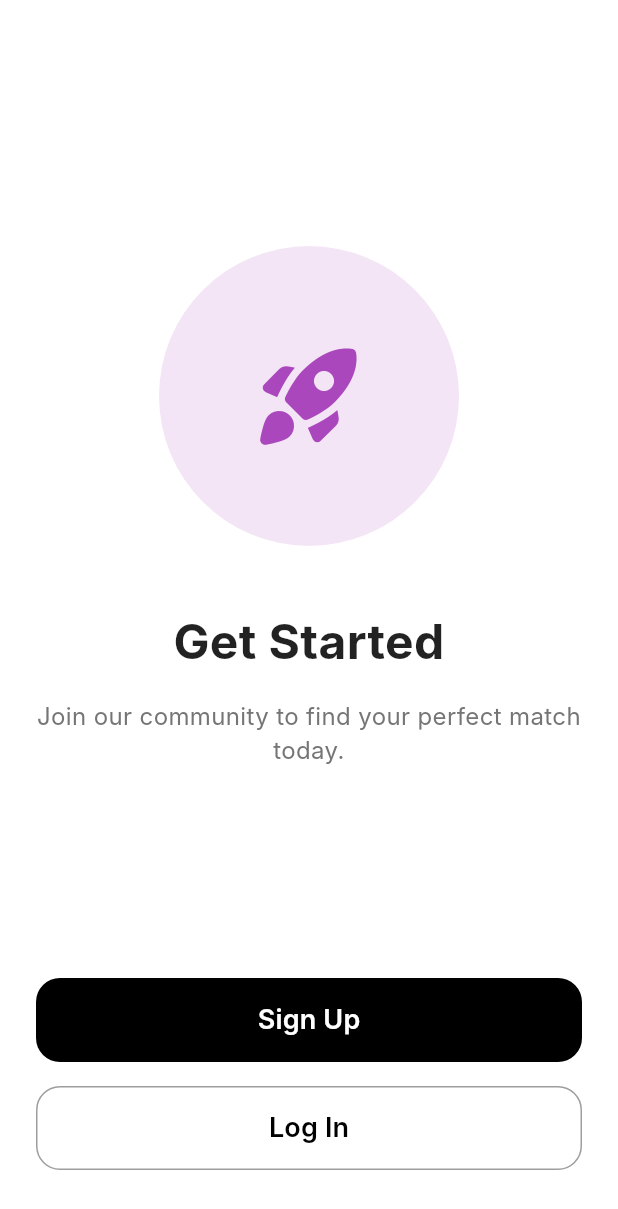
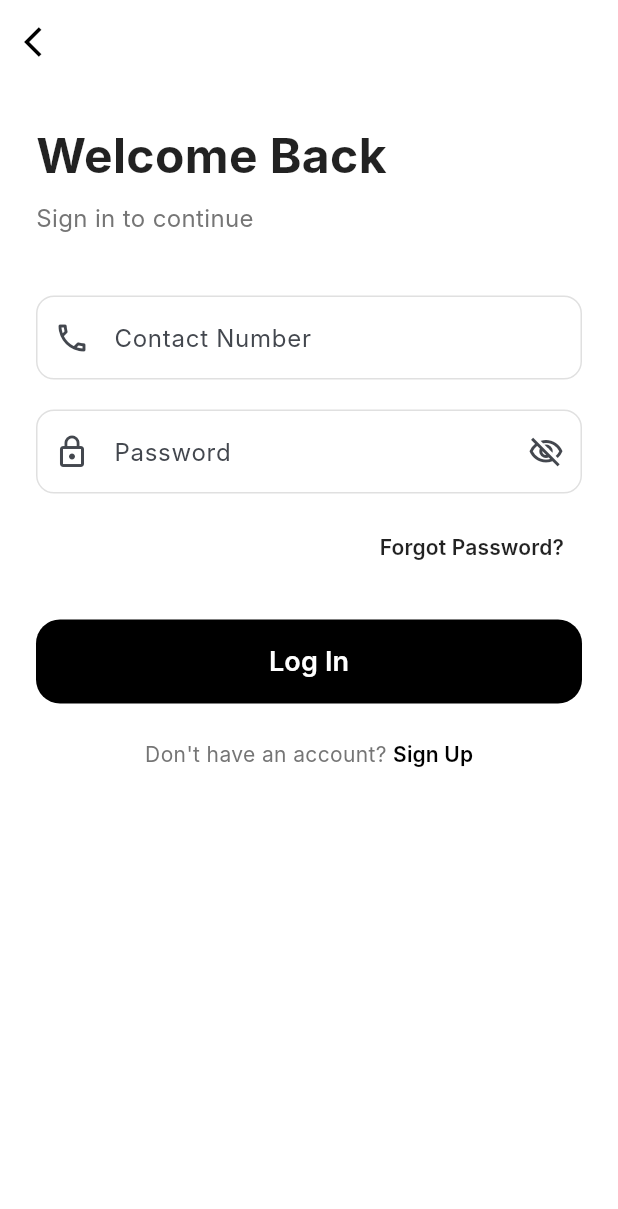
Before and after one commit to sahilraj3324/Hello-Roomie-Application, a Flutter app: the LoginSignupPage screen opened directly, after a tap on "Log In", on a phone screen of 412 x 824 dp. Shown: the top 1209 px of the screen. Run offline on Flutter 3.47's test engine with Material 3 defaults, Android fonts, the phone set to English and light mode, and no system bars; our stand-ins replace dio, flutter_secure_storage, logger; accounts and stored records are empty; Roboto replaces fonts that are missing (Inter).

Commit message:
added -login screen and home-screen

```diff
--- /dev/null
+++ b/lib/apps/Auth/login/login_screen.dart
@@ -0,0 +1,292 @@
+import 'package:flutter/material.dart';
+import '../../../apis/api_service.dart';
+import '../../../services/auth_manager.dart';
+import '../../Home/home_screen.dart';
+
+class LoginScreen extends StatefulWidget {
+  const LoginScreen({super.key});
+
+  @override
+  State<LoginScreen> createState() => _LoginScreenState();
+}
+
+class _LoginScreenState extends State<LoginScreen> {
+  final _formKey = GlobalKey<FormState>();
+  final _contactController = TextEditingController();
+  final _passwordController = TextEditingController();
+  final _apiService = ApiService();
+  final _authManager = AuthManager();
+
+  bool _isLoading = false;
+  bool _obscurePassword = true;
+
+  @override
+  void dispose() {
+    _contactController.dispose();
+    _passwordController.dispose();
+    super.dispose();
+  }
+
+  Future<void> _handleLogin() async {
+    if (!_formKey.currentState!.validate()) return;
+
+    setState(() => _isLoading = true);
+
+    try {
+      final response = await _apiService.login(
+        contactNumber: _contactController.text.trim(),
+        password: _passwordController.text,
+      );
+
+      if (response.statusCode == 200 || response.statusCode == 201) {
+        final data = response.data;
+        final token = data['token'] as String;
+        final profileId = data['profileId'] as String;
+
+        // Save token and profileId to secure storage
+        await _authManager.saveAuthData(
+          token: token,
+          profileId: profileId,
+          contactNumber: _contactController.text.trim(),
+        );
+
+        debugPrint('Login successful - profileId: $profileId');
+
+        if (mounted) {
+          ScaffoldMessenger.of(context).showSnackBar(
+            const SnackBar(
+              content: Text('Login successful!'),
+              backgroundColor: Colors.green,
+            ),
+          );
+
+          // Navigate to home screen
+          Navigator.pushAndRemoveUntil(
+            context,
+            MaterialPageRoute(builder: (context) => const HomeScreen()),
+            (route) => false,
+          );
+        }
+      }
+    } catch (e) {
+      if (mounted) {
+        ScaffoldMessenger.of(context).showSnackBar(
+          SnackBar(
+            content: Text('Login failed: ${e.toString()}'),
+            backgroundColor: Colors.red,
+          ),
+        );
+      }
+    } finally {
+      if (mounted) {
+        setState(() => _isLoading = false);
+      }
+    }
+  }
+
+  @override
+  Widget build(BuildContext context) {
+    return Scaffold(
+      backgroundColor: Colors.white,
+      appBar: AppBar(
+        backgroundColor: Colors.transparent,
+        elevation: 0,
+        leading: IconButton(
+          icon: const Icon(Icons.arrow_back_ios, color: Colors.black),
+          onPressed: () => Navigator.pop(context),
+        ),
+      ),
+      body: SafeArea(
+        child: SingleChildScrollView(
+          padding: const EdgeInsets.all(24.0),
+          child: Form(
+            key: _formKey,
+            child: Column(
+              crossAxisAlignment: CrossAxisAlignment.start,
+              children: [
+                const Text(
+                  'Welcome Back',
+                  style: TextStyle(
+                    fontSize: 32,
+                    fontWeight: FontWeight.bold,
+                    color: Colors.black87,
+                  ),
+                ),
+                const SizedBox(height: 8),
+                Text(
+                  'Sign in to continue',
+                  style: TextStyle(fontSize: 16, color: Colors.grey.shade600),
+                ),
+                const SizedBox(height: 40),
+
+                // Contact Number Field
+                TextFormField(
+                  controller: _contactController,
+                  keyboardType: TextInputType.phone,
+                  decoration: InputDecoration(
+                    labelText: 'Contact Number',
+                    hintText: 'Enter your contact number',
+                    prefixIcon: const Icon(Icons.phone_outlined),
+                    border: OutlineInputBorder(
+                      borderRadius: BorderRadius.circular(12),
+                    ),
+                    enabledBorder: OutlineInputBorder(
+                      borderRadius: BorderRadius.circular(12),
+                      borderSide: BorderSide(color: Colors.grey.shade300),
+                    ),
+                    focusedBorder: OutlineInputBorder(
+                      borderRadius: BorderRadius.circular(12),
+                      borderSide: const BorderSide(
+                        color: Colors.black,
+                        width: 2,
+                      ),
+                    ),
+                  ),
+                  validator: (value) {
+                    if (value == null || value.isEmpty) {
+                      return 'Please enter your contact number';
+                    }
+                    if (value.length < 10) {
+                      return 'Please enter a valid contact number';
+                    }
+                    return null;
+                  },
+                ),
+                const SizedBox(height: 20),
+
+                // Password Field
+                TextFormField(
+                  controller: _passwordController,
+                  obscureText: _obscurePassword,
+                  decoration: InputDecoration(
+                    labelText: 'Password',
+                    hintText: 'Enter your password',
+                    prefixIcon: const Icon(Icons.lock_outline),
+                    suffixIcon: IconButton(
+                      icon: Icon(
+                        _obscurePassword
+                            ? Icons.visibility_off_outlined
+                            : Icons.visibility_outlined,
+                      ),
+                      onPressed: () {
+                        setState(() => _obscurePassword = !_obscurePassword);
+                      },
+                    ),
+                    border: OutlineInputBorder(
+                      borderRadius: BorderRadius.circular(12),
+                    ),
+                    enabledBorder: OutlineInputBorder(
+                      borderRadius: BorderRadius.circular(12),
+                      borderSide: BorderSide(color: Colors.grey.shade300),
+                    ),
+                    focusedBorder: OutlineInputBorder(
+                      borderRadius: BorderRadius.circular(12),
+                      borderSide: const BorderSide(
+                        color: Colors.black,
+                        width: 2,
+                      ),
+                    ),
+                  ),
+                  validator: (value) {
+                    if (value == null || value.isEmpty) {
+                      return 'Please enter your password';
+                    }
+                    if (value.length < 6) {
+                      return 'Password must be at least 6 characters';
+                    }
+                    return null;
+                  },
+                ),
+                const SizedBox(height: 12),
+
+                // Forgot Password
+                Align(
+                  alignment: Alignment.centerRight,
+                  child: TextButton(
+                    onPressed: () {
+                      // TODO: Navigate to forgot password
+                    },
+                    child: const Text(
+                      'Forgot Password?',
+                      style: TextStyle(
+                        color: Colors.black87,
+                        fontWeight: FontWeight.w600,
+                      ),
+                    ),
+                  ),
+                ),
+                const SizedBox(height: 24),
+
+                // Login Button
+                SizedBox(
+                  width: double.infinity,
+                  height: 56,
+                  child: ElevatedButton(
+                    onPressed: _isLoading ? null : _handleLogin,
+                    style: ElevatedButton.styleFrom(
+                      backgroundColor: Colors.black,
+                      foregroundColor: Colors.white,
+                      shape: RoundedRectangleBorder(
+                        borderRadius: BorderRadius.circular(16),
+                      ),
+                      elevation: 0,
+                    ),
+                    child: _isLoading
+                        ? const SizedBox(
+                            height: 24,
+                            width: 24,
+                            child: CircularProgressIndicator(
+                              color: Colors.white,
+                              strokeWidth: 2,
+                            ),
+                          )
+                        : const Text(
+                            'Log In',
+                            style: TextStyle(
+                              fontSize: 18,
+                              fontWeight: FontWeight.w600,
+                            ),
+                          ),
+                  ),
+                ),
+                const SizedBox(height: 24),
+
+                // Sign Up Link
+                Row(
+                  mainAxisAlignment: MainAxisAlignment.center,
+                  children: [
+                    Text(
+                      "Don't have an account? ",
+                      style: TextStyle(
+                        color: Colors.grey.shade600,
+                        fontSize: 14,
+                      ),
+                    ),
+                    TextButton(
+                      onPressed: () {
+                        Navigator.pop(context);
+                      },
+                      style: TextButton.styleFrom(
+                        padding: EdgeInsets.zero,
+                        minimumSize: Size.zero,
+                        tapTargetSize: MaterialTapTargetSize.shrinkWrap,
+                      ),
+                      child: const Text(
+                        'Sign Up',
+                        style: TextStyle(
+                          color: Colors.black,
+                          fontWeight: FontWeight.w600,
+                          fontSize: 14,
+                        ),
+                      ),
+                    ),
+                  ],
+                ),
+              ],
+            ),
+          ),
+        ),
+      ),
+    );
+  }
+}
--- a/lib/apps/onboarding/screens/login_signup_page.dart
+++ b/lib/apps/onboarding/screens/login_signup_page.dart
@@ -1,4 +1,5 @@
 import 'package:flutter/material.dart';
+import '../../Auth/login/login_screen.dart';
 import '../../Auth/signup/signup_screen.dart';
 
 class LoginSignupPage extends StatelessWidget {
@@ -77,8 +78,12 @@ class LoginSignupPage extends StatelessWidget {
                 height: 56,
                 child: OutlinedButton(
                   onPressed: () {
-                    // Navigate to Login
-                    print('Login Clicked');
+                    Navigator.push(
+                      context,
+                      MaterialPageRoute(
+                        builder: (context) => const LoginScreen(),
+                      ),
+                    );
                   },
                   style: OutlinedButton.styleFrom(
                     side: const BorderSide(color: Colors.grey),
--- /dev/null
+++ b/lib/services/auth_manager.dart
@@ -0,0 +1,67 @@
+import 'package:flutter_secure_storage/flutter_secure_storage.dart';
+
+/// AuthManager handles secure storage of authentication tokens and user data.
+/// It uses flutter_secure_storage to persist data securely across app restarts.
+class AuthManager {
+  static final AuthManager _instance = AuthManager._internal();
+
+  factory AuthManager() => _instance;
+
+  AuthManager._internal();
+
+  final FlutterSecureStorage _storage = const FlutterSecureStorage(
+    aOptions: AndroidOptions(encryptedSharedPreferences: true),
+    iOptions: IOSOptions(accessibility: KeychainAccessibility.first_unlock),
+  );
+
+  // Storage keys
+  static const String _tokenKey = 'auth_token';
+  static const String _profileIdKey = 'profile_id';
+  static const String _contactNumberKey = 'contact_number';
+
+  /// Save authentication data after successful login
+  Future<void> saveAuthData({
+    required String token,
+    required String profileId,
+    String? contactNumber,
+  }) async {
+    await _storage.write(key: _tokenKey, value: token);
+    await _storage.write(key: _profileIdKey, value: profileId);
+    if (contactNumber != null) {
+      await _storage.write(key: _contactNumberKey, value: contactNumber);
+    }
+  }
+
+  /// Get the stored auth token
+  Future<String?> getToken() async {
+    return await _storage.read(key: _tokenKey);
+  }
+
+  /// Get the stored profile ID
+  Future<String?> getProfileId() async {
+    return await _storage.read(key: _profileIdKey);
+  }
+
+  /// Get the stored contact number
+  Future<String?> getContactNumber() async {
+    return await _storage.read(key: _contactNumberKey);
+  }
+
+  /// Check if user is logged in (has valid token)
+  Future<bool> isLoggedIn() async {
+    final token = await getToken();
+    return token != null && token.isNotEmpty;
+  }
+
+  /// Clear all auth data (logout)
+  Future<void> logout() async {
+    await _storage.delete(key: _tokenKey);
+    await _storage.delete(key: _profileIdKey);
+    await _storage.delete(key: _contactNumberKey);
+  }
+
+  /// Clear all stored data
+  Future<void> clearAll() async {
+    await _storage.deleteAll();
+  }
+}
--- a/pubspec.yaml
+++ b/pubspec.yaml
@@ -36,6 +36,7 @@ dependencies:
   cupertino_icons: ^1.0.8
   dio: ^5.9.0
   logger: ^2.6.2
+  flutter_secure_storage: ^9.2.4
 
 dev_dependencies:
   flutter_test:
```
Also changed, not shown: lib/apis/api_service.dart (+24 -0 lines), lib/apps/Auth/signup/signup_screen.dart (+10 -2 lines), lib/apps/Home/home_screen.dart (added, +222 -0 lines), pubspec.lock, 11 other files.
